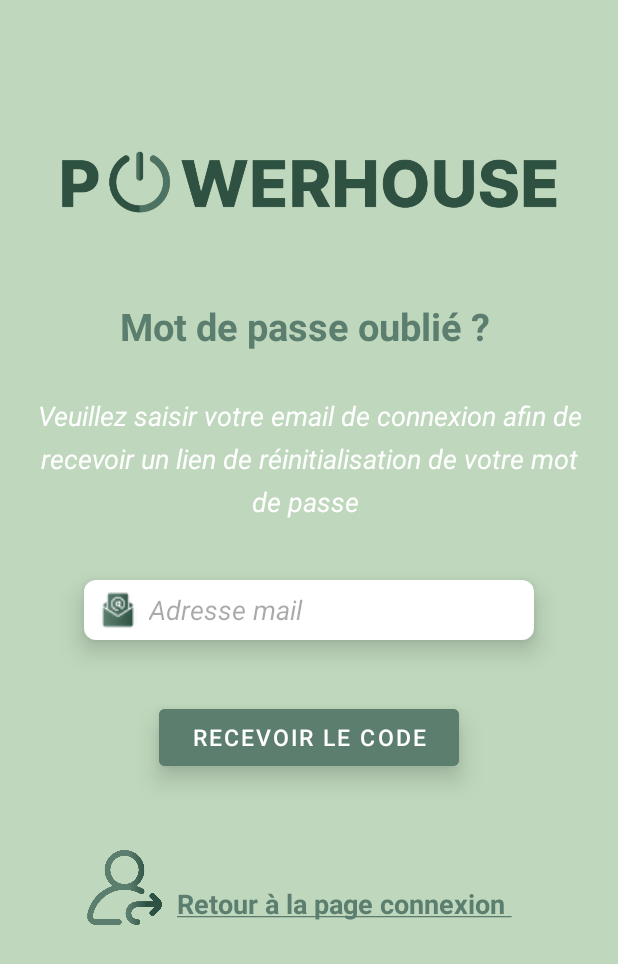
After one commit to isradh/R4_11_Projet_DevMobile, an Android app: the mdpOublieActivity screen opened directly, with no data from a screen before it, on a phone screen of 412 x 824 dp. The commit adds this screen. Shown: the top 964 px of the screen. Run offline under Robolectric (Android 15) with nearby library versions, the phone set to English and light mode, and no system bars; network calls fail.

Commit message:
page mot de passe oublie

```diff
--- a/app/src/main/java/com/example/r4_11_devmobile/RegisterActivity.java
+++ b/app/src/main/java/com/example/r4_11_devmobile/RegisterActivity.java
@@ -55,9 +55,9 @@ public class RegisterActivity extends AppCompatActivity {
 
 
         EditText nom_ = findViewById(R.id.nom);
-        EditText mdp_ = findViewById(R.id.mdp);
+        EditText mdp_ = findViewById(R.id.confirmeMdp);
         EditText prenom_ = findViewById(R.id.prenom);
-        EditText email_ = findViewById(R.id.adresseMail);
+        EditText email_ = findViewById(R.id.mdp);
         EditText etage_ = findViewById(R.id.etage);
         EditText superficie_ = findViewById(R.id.superficie);
 
--- /dev/null
+++ b/app/src/main/java/com/example/r4_11_devmobile/mdpOublieActivity.java
@@ -0,0 +1,39 @@
+package com.example.r4_11_devmobile;
+
+import androidx.appcompat.app.AppCompatActivity;
+
+import android.content.Intent;
+import android.graphics.Paint;
+import android.os.Bundle;
+import android.view.View;
+import android.widget.Button;
+import android.widget.TextView;
+
+public class mdpOublieActivity extends AppCompatActivity {
+
+    @Override
+    protected void onCreate(Bundle savedInstanceState) {
+        super.onCreate(savedInstanceState);
+        setContentView(R.layout.activity_mdp_oublie);
+
+        TextView textView = findViewById(R.id.back);
+        textView.setPaintFlags(textView.getPaintFlags() | Paint.UNDERLINE_TEXT_FLAG);
+
+        textView.setOnClickListener(new View.OnClickListener() {
+            @Override
+            public void onClick(View v) {
+                Intent intent = new Intent(getApplicationContext(), LoginActivity.class);
+                startActivity(intent);
+            }
+        });
+
+        Button page2 = findViewById(R.id.loginBtn);
+        page2.setOnClickListener(new View.OnClickListener() {
+            @Override
+            public void onClick(View v) {
+                Intent intent = new Intent(getApplicationContext(), mdpOublieActivity2.class);
+                startActivity(intent);
+            }
+        });
+    }
+}
--- /dev/null
+++ b/app/src/main/res/layout/activity_mdp_oublie.xml
@@ -0,0 +1,112 @@
+<?xml version="1.0" encoding="utf-8"?>
+<androidx.constraintlayout.widget.ConstraintLayout xmlns:android="http://schemas.android.com/apk/res/android"
+    xmlns:app="http://schemas.android.com/apk/res-auto"
+    xmlns:tools="http://schemas.android.com/tools"
+    android:layout_width="match_parent"
+    android:layout_height="match_parent"
+    android:background="#BFD8BD"
+    tools:context=".mdpOublieActivity"
+    tools:ignore="MissingConstraints">
+
+    <ImageView
+        android:id="@+id/logo"
+        android:layout_width="350dp"
+        android:layout_height="100dp"
+        android:src="@drawable/logo_accueil"
+        android:layout_marginTop="70dp"
+        app:layout_constraintTop_toTopOf="parent"
+        app:layout_constraintStart_toStartOf="parent"
+        app:layout_constraintEnd_toEndOf="parent"
+         />
+
+    <TextView
+        android:id="@+id/lostMDPText"
+        android:layout_width="wrap_content"
+        android:layout_height="wrap_content"
+        android:text="Mot de passe oublié ? "
+        android:textSize="25dp"
+        android:textColor="#5C7E6F"
+        android:textStyle="bold"
+        android:layout_marginTop="30dp"
+        app:layout_constraintTop_toBottomOf="@id/logo"
+        app:layout_constraintStart_toStartOf="parent"
+        app:layout_constraintEnd_toEndOf="parent"
+        />
+
+    <TextView
+        android:id="@+id/explicationText"
+        android:layout_width="0dp"
+        android:layout_height="wrap_content"
+        android:text="Veuillez saisir votre email de connexion afin de recevoir un lien de réinitialisation de votre mot de passe "
+        android:textColor="#FFFF"
+        android:textSize="18dp"
+        android:textAlignment="center"
+        android:textStyle="italic"
+        android:layout_marginTop="30dp"
+        android:lineSpacingExtra="7dp"
+        android:layout_marginStart="15dp"
+        android:layout_marginEnd="15dp"
+        app:layout_constraintTop_toBottomOf="@id/lostMDPText"
+        app:layout_constraintStart_toStartOf="parent"
+        app:layout_constraintEnd_toEndOf="parent"
+        />
+
+    <EditText
+        android:id="@+id/mdp"
+        android:layout_width="300dp"
+        android:layout_height="40dp"
+        android:background="@drawable/background_edittext"
+        android:hint="Adresse mail"
+        android:inputType="text"
+        android:drawableLeft="@drawable/email"
+        android:drawablePadding="8dp"
+        android:paddingLeft="10dp"
+        android:textStyle="italic"
+        android:layout_marginTop="40dp"
+        android:elevation="10dp"
+        app:layout_constraintStart_toStartOf="parent"
+        app:layout_constraintEnd_toEndOf="parent"
+        app:layout_constraintTop_toBottomOf="@id/explicationText"
+        />
+
+    <Button
+        android:id="@+id/loginBtn"
+        style="@style/Widget.MaterialComponents.Button.UnelevatedButton"
+        android:layout_width="200dp"
+        android:layout_height="50dp"
+        android:layout_gravity="center"
+        android:layout_marginTop="40dp"
+        android:backgroundTint="#5C7E6F"
+        android:text="Recevoir le code"
+        android:textSize="15dp"
+        android:elevation="10dp"
+        app:layout_constraintStart_toStartOf="parent"
+        app:layout_constraintEnd_toEndOf="parent"
+        app:layout_constraintTop_toBottomOf="@id/mdp"
+        tools:ignore="TextSizeCheck" />
+
+    <ImageView
+        android:id="@+id/logoCo"
+        android:layout_width="50dp"
+        android:layout_height="50dp"
+        android:src="@drawable/seconnecter"
+        android:layout_marginTop="50dp"
+        android:layout_marginStart="58dp"
+        app:layout_constraintStart_toStartOf="parent"
+        app:layout_constraintTop_toBottomOf="@id/loginBtn"
+        />
+
+    <TextView
+        android:id="@+id/back"
+        android:layout_width="wrap_content"
+        android:layout_height="wrap_content"
+        android:text="Retour à la page connexion "
+        android:textStyle="bold"
+        android:textSize="18dp"
+        android:textColor="#5C7E6F"
+        android:layout_marginTop="73.5dp"
+        android:layout_marginStart="10dp"
+        app:layout_constraintTop_toBottomOf="@+id/loginBtn"
+        app:layout_constraintStart_toEndOf="@+id/logoCo"
+        />
+</androidx.constraintlayout.widget.ConstraintLayout>
```
Also changed, not shown: app/src/main/AndroidManifest.xml (+8 -3 lines), app/src/main/java/com/example/r4_11_devmobile/LoginActivity.java (+11 -10 lines), app/src/main/java/com/example/r4_11_devmobile/mdpOublieActivity2.java (added, +28 -0 lines), app/src/main/res/layout/activity_login.xml (+8 -4 lines), app/src/main/res/layout/activity_mdp_oublie2.xml (added, +131 -0 lines), app/src/main/res/layout/activity_register.xml (+9 -2 lines), 364 other files.
